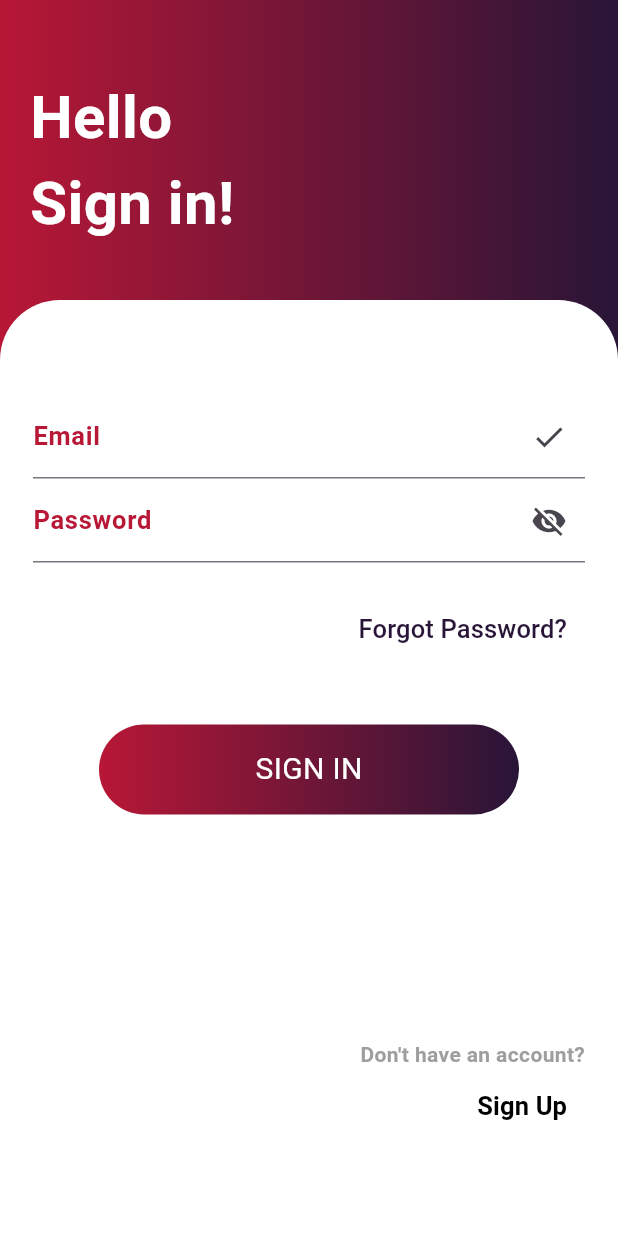
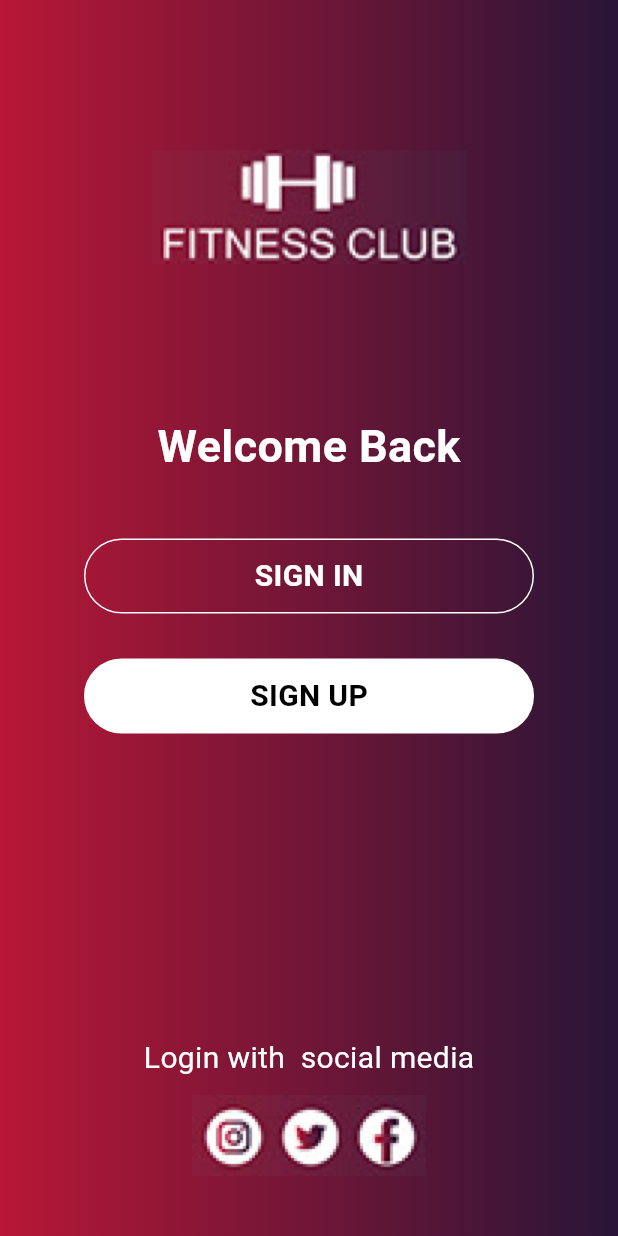
Before and after one commit to RichFlair/login_sign_up_screen, a Flutter app: the screen it shows after launch, on a phone screen of 412 x 824 dp. Run offline on Flutter 3.47's test engine with Material 3 defaults, Android fonts, the phone set to English and light mode, and no system bars.

Commit message:
building the welcome screen

```diff
--- a/lib/main.dart
+++ b/lib/main.dart
@@ -1,6 +1,7 @@
 import 'package:flutter/material.dart';
 
 import './login_screen.dart';
+import './welcome_screen.dart';
 
 void main() {
   runApp(const MyApp());
@@ -17,7 +18,7 @@ class MyApp extends StatelessWidget {
         colorScheme: ColorScheme.fromSeed(seedColor: Colors.deepPurple),
         useMaterial3: true,
       ),
-      home: const LoginScreen(),
+      home: const WelcomeScreen(),
     );
   }
 }
--- a/lib/welcome_screen.dart
+++ b/lib/welcome_screen.dart
@@ -0,0 +1,112 @@
+import 'package:flutter/material.dart';
+
+class WelcomeScreen extends StatelessWidget {
+  const WelcomeScreen({super.key});
+
+  @override
+  Widget build(BuildContext context) {
+    return Scaffold(
+      body: Container(
+        width: double.infinity,
+        height: double.infinity,
+        decoration: const BoxDecoration(
+          gradient: LinearGradient(
+            colors: [
+              Color(0xffB81736),
+              Color(0xff281537),
+            ],
+          ),
+        ),
+        child: Column(
+          children: [
+            const Padding(
+              padding: EdgeInsets.only(top: 100),
+              child: Image(
+                image: AssetImage('assets/logo.png'),
+              ),
+            ),
+            const SizedBox(
+              height: 100,
+            ),
+            const Text(
+              'Welcome Back',
+              style: TextStyle(
+                color: Colors.white,
+                fontSize: 30,
+                fontWeight: FontWeight.bold,
+              ),
+            ),
+            const SizedBox(height: 40),
+            Container(
+              height: 50,
+              width: 300,
+              decoration: BoxDecoration(
+                border: Border.all(
+                  style: BorderStyle.solid,
+                  color: Colors.white,
+                ),
+                borderRadius: const BorderRadius.all(
+                  Radius.circular(30),
+                ),
+              ),
+              child: const Center(
+                child: Text(
+                  'SIGN IN',
+                  style: TextStyle(
+                    color: Colors.white,
+                    fontSize: 20,
+                    fontWeight: FontWeight.bold,
+                  ),
+                ),
+              ),
+            ),
+            const SizedBox(
+              height: 30,
+            ),
+            Container(
+              height: 50,
+              width: 300,
+              decoration: BoxDecoration(
+                color: Colors.white,
+                border: Border.all(
+                  style: BorderStyle.solid,
+                  color: Colors.white,
+                ),
+                borderRadius: const BorderRadius.all(
+                  Radius.circular(30),
+                ),
+              ),
+              child: const Center(
+                child: Text(
+                  'SIGN UP',
+                  style: TextStyle(
+                    color: Colors.black,
+                    fontSize: 20,
+                    fontWeight: FontWeight.bold,
+                  ),
+                ),
+              ),
+            ),
+            const Spacer(),
+            const Text(
+              'Login with  social media',
+              style: TextStyle(
+                color: Colors.white,
+                fontSize: 20,
+              ),
+            ),
+            const SizedBox(
+              height: 10,
+            ),
+            const Image(
+              image: AssetImage('assets/social.png'),
+            ),
+            const SizedBox(
+              height: 40,
+            ),
+          ],
+        ),
+      ),
+    );
+  }
+}
--- a/pubspec.yaml
+++ b/pubspec.yaml
@@ -59,9 +59,9 @@ flutter:
   uses-material-design: true
 
   # To add assets to your application, add an assets section, like this:
-  # assets:
-  #   - images/a_dot_burr.jpeg
-  #   - images/a_dot_ham.jpeg
+  assets:
+    - assets/logo.png
+    - assets/social.png
 
   # An image asset can refer to one or more resolution-specific "variants", see
   # https://flutter.dev/assets-and-images/#resolution-aware
```
Also changed, not shown: assets/logo.png (added), assets/social.png (added).
